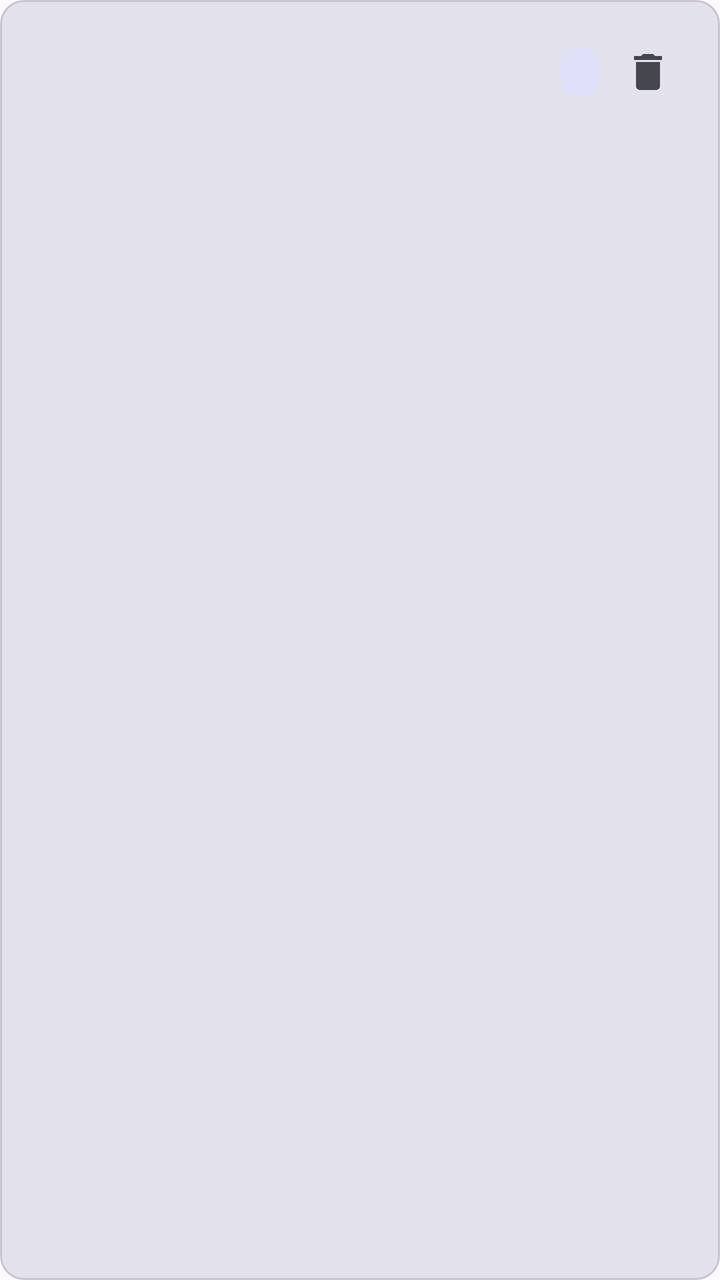
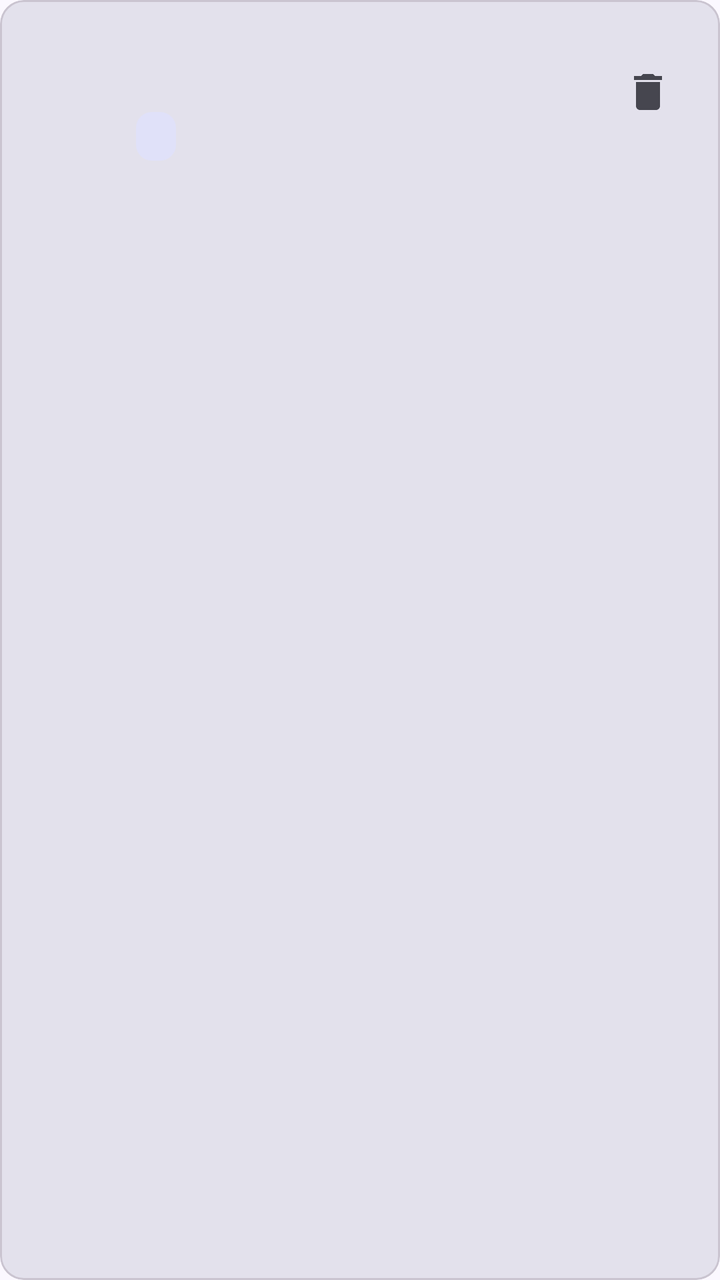

Compare the two renders of this Android layout. The source of the first and the diff that turns it into the second are given below.
<!-- AndroidManifest.xml: application theme Theme.AltShift -->
<!-- res/layout/item_hotkey.xml -->
<?xml version="1.0" encoding="utf-8"?>
<com.google.android.material.card.MaterialCardView xmlns:android="http://schemas.android.com/apk/res/android"
    xmlns:app="http://schemas.android.com/apk/res-auto"
    android:layout_width="match_parent"
    android:layout_height="wrap_content"
    android:layout_marginBottom="8dp"
    app:cardBackgroundColor="?attr/colorSurfaceVariant"
    app:cardCornerRadius="12dp"
    app:cardElevation="0dp">

    <LinearLayout
        android:layout_width="match_parent"
        android:layout_height="wrap_content"
        android:gravity="center_vertical"
        android:orientation="horizontal"
        android:padding="12dp">

        <ImageView
            android:id="@+id/appIcon"
            android:layout_width="44dp"
            android:layout_height="44dp"
            android:contentDescription="@string/app_icon"
            android:scaleType="fitCenter" />

        <LinearLayout
            android:layout_width="0dp"
            android:layout_height="wrap_content"
            android:layout_marginStart="12dp"
            android:layout_weight="1"
            android:orientation="vertical">

            <TextView
                android:id="@+id/appName"
                android:layout_width="match_parent"
                android:layout_height="wrap_content"
                android:ellipsize="end"
                android:maxLines="1"
                android:textAppearance="?attr/textAppearanceTitleMedium"
                android:textColor="?attr/colorOnSurface" />

            <TextView
                android:id="@+id/packageName"
                android:layout_width="match_parent"
                android:layout_height="wrap_content"
                android:ellipsize="end"
                android:maxLines="1"
                android:textAppearance="?attr/textAppearanceBodySmall"
                android:textColor="?attr/colorOnSurfaceVariant" />

        </LinearLayout>

        <TextView
            android:id="@+id/keyBadge"
            android:layout_width="wrap_content"
            android:layout_height="wrap_content"
            android:background="@drawable/bg_key_badge"
            android:paddingStart="10dp"
            android:paddingTop="4dp"
            android:paddingEnd="10dp"
            android:paddingBottom="4dp"
            android:textAppearance="?attr/textAppearanceLabelMedium"
            android:textColor="?attr/colorOnSecondaryContainer" />

        <ImageButton
            android:id="@+id/deleteButton"
            android:layout_width="48dp"
            android:layout_height="48dp"
            android:background="?attr/selectableItemBackgroundBorderless"
            android:contentDescription="@string/delete_hotkey"
            android:src="@drawable/ic_delete"
            app:tint="?attr/colorOnSurfaceVariant" />

    </LinearLayout>

</com.google.android.material.card.MaterialCardView>
<!-- resources referenced by this layout -->
<resources>
  <!-- drawable bg_key_badge (drawable) -->
  <?xml version="1.0" encoding="utf-8"?>
  <shape xmlns:android="http://schemas.android.com/apk/res/android"
      android:shape="rectangle">
      <solid android:color="?attr/colorSecondaryContainer" />
      <corners android:radius="8dp" />
  </shape>
  <!-- drawable ic_delete (drawable) -->
  <vector xmlns:android="http://schemas.android.com/apk/res/android"
      android:width="24dp"
      android:height="24dp"
      android:viewportWidth="24"
      android:viewportHeight="24">
      <path
          android:fillColor="?attr/colorOnSurfaceVariant"
          android:pathData="M6,19c0,1.1 0.9,2 2,2h8c1.1,0 2,-0.9 2,-2V7H6v12zM19,4h-3.5l-1,-1h-5l-1,1H5v2h14V4z" />
  </vector>
  <string name="app_icon">Application icon</string>
  <string name="delete_hotkey">Delete shortcut</string>
  <style name="Theme.AltShift" parent="Theme.Material3.DayNight.NoActionBar">
          <item name="colorPrimary">@color/brand_primary</item>
          <item name="colorOnPrimary">@color/brand_on_primary</item>
          <item name="colorPrimaryContainer">@color/brand_primary_container</item>
          <item name="colorOnPrimaryContainer">@color/brand_on_primary_container</item>
          <item name="colorSecondary">@color/brand_secondary</item>
          <item name="colorOnSecondary">@color/brand_on_secondary</item>
          <item name="colorSecondaryContainer">@color/brand_secondary_container</item>
          <item name="colorOnSecondaryContainer">@color/brand_on_secondary_container</item>
          <item name="colorSurface">@color/brand_surface</item>
          <item name="colorOnSurface">@color/brand_on_surface</item>
          <item name="colorSurfaceVariant">@color/brand_surface_variant</item>
          <item name="colorOnSurfaceVariant">@color/brand_on_surface_variant</item>
          <item name="colorOutline">@color/brand_outline</item>
          <item name="colorError">@color/brand_error</item>
          <item name="colorOnError">@color/brand_on_error</item>
          <item name="android:windowBackground">@color/brand_surface</item>
          <item name="android:statusBarColor">@color/brand_surface</item>
          <item name="android:navigationBarColor">@color/brand_surface</item>
          <item name="android:windowLightStatusBar">@bool/window_light_system_bars</item>
          <item name="android:windowLightNavigationBar" tools:targetApi="27">@bool/window_light_system_bars</item>
      </style>
  <color name="brand_primary">#3F51B5</color>
  <color name="brand_on_primary">#FFFFFF</color>
  <color name="brand_primary_container">#DEE0FF</color>
  <color name="brand_on_primary_container">#00105C</color>
  <color name="brand_secondary">#5B5D72</color>
  <color name="brand_on_secondary">#FFFFFF</color>
  <color name="brand_secondary_container">#E0E1F9</color>
  <color name="brand_on_secondary_container">#181A2C</color>
  <color name="brand_surface">#FBF8FF</color>
  <color name="brand_on_surface">#1B1B21</color>
  <color name="brand_surface_variant">#E3E1EC</color>
  <color name="brand_on_surface_variant">#46464F</color>
  <color name="brand_outline">#777680</color>
  <color name="brand_error">#BA1A1A</color>
  <color name="brand_on_error">#FFFFFF</color>
</resources>

<!-- the commit's change to res/layout/item_hotkey.xml (unified diff, before → after) -->
@@ -22,6 +22,7 @@
             android:contentDescription="@string/app_icon"
             android:scaleType="fitCenter" />
 
+        
         <LinearLayout
             android:layout_width="0dp"
             android:layout_height="wrap_content"
@@ -33,8 +34,7 @@
                 android:id="@+id/appName"
                 android:layout_width="match_parent"
                 android:layout_height="wrap_content"
-                android:ellipsize="end"
-                android:maxLines="1"
+                android:maxLines="2"
                 android:textAppearance="?attr/textAppearanceTitleMedium"
                 android:textColor="?attr/colorOnSurface" />
 
@@ -42,29 +42,31 @@
                 android:id="@+id/packageName"
                 android:layout_width="match_parent"
                 android:layout_height="wrap_content"
-                android:ellipsize="end"
-                android:maxLines="1"
+                android:maxLines="2"
                 android:textAppearance="?attr/textAppearanceBodySmall"
                 android:textColor="?attr/colorOnSurfaceVariant" />
 
+            <TextView
+                android:id="@+id/keyBadge"
+                android:layout_width="wrap_content"
+                android:layout_height="wrap_content"
+                android:layout_marginTop="6dp"
+                android:background="@drawable/bg_key_badge"
+                android:maxLines="2"
+                android:paddingStart="10dp"
+                android:paddingTop="4dp"
+                android:paddingEnd="10dp"
+                android:paddingBottom="4dp"
+                android:textAppearance="?attr/textAppearanceLabelMedium"
+                android:textColor="?attr/colorOnSecondaryContainer" />
+
         </LinearLayout>
-
-        <TextView
-            android:id="@+id/keyBadge"
-            android:layout_width="wrap_content"
-            android:layout_height="wrap_content"
-            android:background="@drawable/bg_key_badge"
-            android:paddingStart="10dp"
-            android:paddingTop="4dp"
-            android:paddingEnd="10dp"
-            android:paddingBottom="4dp"
-            android:textAppearance="?attr/textAppearanceLabelMedium"
-            android:textColor="?attr/colorOnSecondaryContainer" />
 
         <ImageButton
             android:id="@+id/deleteButton"
             android:layout_width="48dp"
             android:layout_height="48dp"
+            android:layout_marginStart="4dp"
             android:background="?attr/selectableItemBackgroundBorderless"
             android:contentDescription="@string/delete_hotkey"
             android:src="@drawable/ic_delete"
